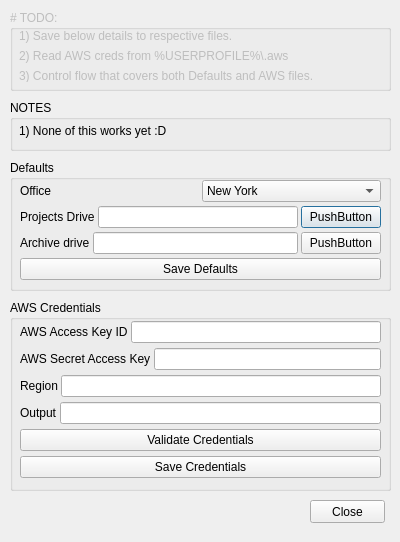
najar1412/po, file po/settings_dialog.ui: the form before one commit.
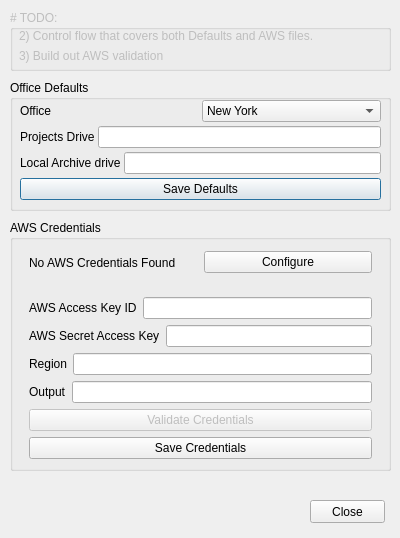
The form after the commit.

Commit message: ui file clean up, imple a new Config object, aws script doesnt include compressed files in subdirectories

Diff of the .ui file:
```diff
--- a/po/settings_dialog.ui
+++ b/po/settings_dialog.ui
@@ -7,7 +7,7 @@
     <x>0</x>
     <y>0</y>
     <width>400</width>
-    <height>542</height>
+    <height>538</height>
    </rect>
   </property>
   <property name="sizePolicy">
@@ -26,7 +26,7 @@
    <property name="geometry">
     <rect>
      <x>10</x>
-     <y>160</y>
+     <y>80</y>
      <width>381</width>
      <height>131</height>
     </rect>
@@ -38,7 +38,7 @@
     </font>
    </property>
    <property name="title">
-    <string>Defaults</string>
+    <string>Office Defaults</string>
    </property>
    <property name="flat">
     <bool>false</bool>
@@ -96,14 +96,7 @@
         </widget>
        </item>
        <item>
-        <widget class="QLineEdit" name="lineEdit"/>
-       </item>
-       <item>
-        <widget class="QPushButton" name="pushButton">
-         <property name="text">
-          <string>PushButton</string>
-         </property>
-        </widget>
+        <widget class="QLineEdit" name="le_projectDrive"/>
        </item>
       </layout>
      </item>
@@ -112,24 +105,20 @@
        <item>
         <widget class="QLabel" name="label_3">
          <property name="text">
-          <string>Archive drive</string>
+          <string>Local Archive drive</string>
          </property>
         </widget>
        </item>
        <item>
-        <widget class="QLineEdit" name="lineEdit_2"/>
-       </item>
-       <item>
-        <widget class="QPushButton" name="pushButton_2">
-         <property name="text">
-          <string>PushButton</string>
-         </property>
-        </widget>
+        <widget class="QLineEdit" name="le_archiveDrive"/>
        </item>
       </layout>
      </item>
      <item>
-      <widget class="QPushButton" name="pushButton_6">
+      <widget class="QPushButton" name="pb_saveDefaults">
+       <property name="enabled">
+        <bool>true</bool>
+       </property>
        <property name="text">
         <string>Save Defaults</string>
        </property>
@@ -138,13 +127,16 @@
     </layout>
    </widget>
   </widget>
-  <widget class="QGroupBox" name="groupBox_2">
+  <widget class="QGroupBox" name="gb_awsCred">
+   <property name="enabled">
+    <bool>true</bool>
+   </property>
    <property name="geometry">
     <rect>
      <x>10</x>
-     <y>300</y>
+     <y>220</y>
      <width>381</width>
-     <height>191</height>
+     <height>251</height>
     </rect>
    </property>
    <property name="title">
@@ -157,15 +149,38 @@
     <property name="geometry">
      <rect>
       <x>10</x>
-      <y>19</y>
+      <y>20</y>
       <width>361</width>
-      <height>161</height>
+      <height>228</height>
      </rect>
     </property>
     <layout class="QVBoxLayout" name="verticalLayout_2">
      <property name="spacing">
       <number>3</number>
      </property>
+     <item>
+      <widget class="QWidget" name="w_awsCredNotFound" native="true">
+       <layout class="QHBoxLayout" name="vh_awsCredNotFound">
+        <item>
+         <widget class="QLabel" name="label_13">
+          <property name="text">
+           <string>No AWS Credentials Found</string>
+          </property>
+         </widget>
+        </item>
+        <item>
+         <widget class="QPushButton" name="pb_aws_config">
+          <property name="text">
+           <string>Configure</string>
+          </property>
+         </widget>
+        </item>
+       </layout>
+      </widget>
+     </item>
+     <item>
+      <widget class="QWidget" name="w_awsCredHolder" native="true">
+       <layout class="QVBoxLayout" name="vl_awsCredHolder">
      <item>
       <layout class="QHBoxLayout" name="horizontalLayout_5">
        <item>
@@ -224,13 +239,19 @@
      </item>
      <item>
       <widget class="QPushButton" name="pushButton_3">
+          <property name="enabled">
+           <bool>false</bool>
+          </property>
        <property name="text">
         <string>Validate Credentials</string>
        </property>
       </widget>
      </item>
      <item>
-      <widget class="QPushButton" name="pushButton_5">
+         <widget class="QPushButton" name="pb_saveAwsDefaults">
+          <property name="enabled">
+           <bool>true</bool>
+          </property>
        <property name="text">
         <string>Save Credentials</string>
        </property>
@@ -238,6 +259,9 @@
      </item>
     </layout>
    </widget>
+     </item>
+    </layout>
+   </widget>
   </widget>
   <widget class="QGroupBox" name="groupBox_3">
    <property name="enabled">
@@ -248,7 +272,7 @@
      <x>10</x>
      <y>10</y>
      <width>381</width>
-     <height>81</height>
+     <height>61</height>
     </rect>
    </property>
    <property name="autoFillBackground">
@@ -269,69 +293,21 @@
       <x>9</x>
       <y>19</y>
       <width>361</width>
-      <height>53</height>
+      <height>34</height>
      </rect>
     </property>
     <layout class="QVBoxLayout" name="verticalLayout_4">
-     <item>
-      <widget class="QLabel" name="label_7">
-       <property name="text">
-        <string>1) Save below details to respective files.</string>
-       </property>
-       <property name="wordWrap">
-        <bool>true</bool>
-       </property>
-      </widget>
-     </item>
-     <item>
-      <widget class="QLabel" name="label">
-       <property name="text">
-        <string>2) Read AWS creds from %USERPROFILE%\.aws</string>
-       </property>
-      </widget>
-     </item>
      <item>
       <widget class="QLabel" name="label_4">
        <property name="text">
-        <string>3) Control flow that covers both Defaults and AWS files.</string>
+        <string>2) Control flow that covers both Defaults and AWS files.</string>
        </property>
       </widget>
      </item>
-    </layout>
-   </widget>
-  </widget>
-  <widget class="QGroupBox" name="groupBox_4">
-   <property name="enabled">
-    <bool>true</bool>
-   </property>
-   <property name="geometry">
-    <rect>
-     <x>10</x>
-     <y>100</y>
-     <width>381</width>
-     <height>51</height>
-    </rect>
-   </property>
-   <property name="title">
-    <string>NOTES</string>
-   </property>
-   <widget class="QWidget" name="verticalLayoutWidget_4">
-    <property name="geometry">
-     <rect>
-      <x>9</x>
-      <y>20</y>
-      <width>361</width>
-      <height>21</height>
-     </rect>
-    </property>
-    <layout class="QVBoxLayout" name="verticalLayout_3">
      <item>
-      <widget class="QLabel" name="label_6">
+      <widget class="QLabel" name="label_9">
        <property name="text">
-        <string>1) None of this works yet :D</string>
-       </property>
-       <property name="wordWrap">
-        <bool>true</bool>
+        <string>3) Build out AWS validation</string>
        </property>
       </widget>
      </item>
```
Left out of the diff: 18 changed lines with no effect on the pictures. Lines whose indentation alone changed are shown as unchanged. The commit also changes 10 other files.
